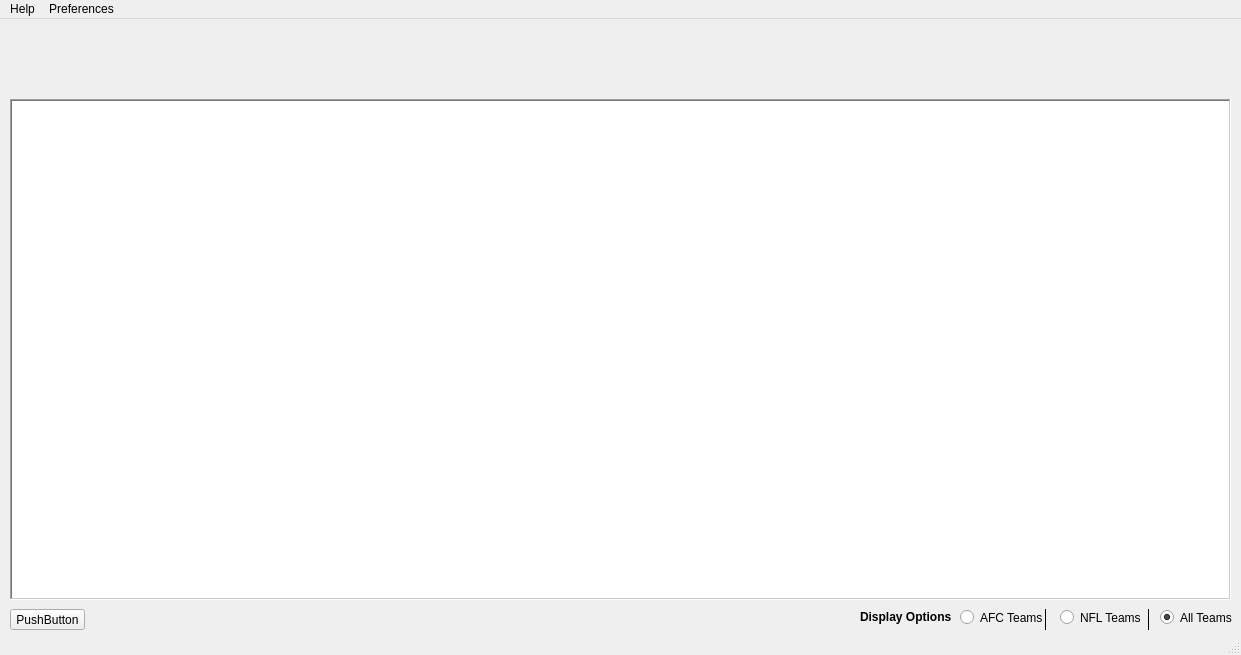
The window that mainwindow.ui (rcatalasan/NFL-Pamphlet) describes before a commit, drawn with Qt 5.
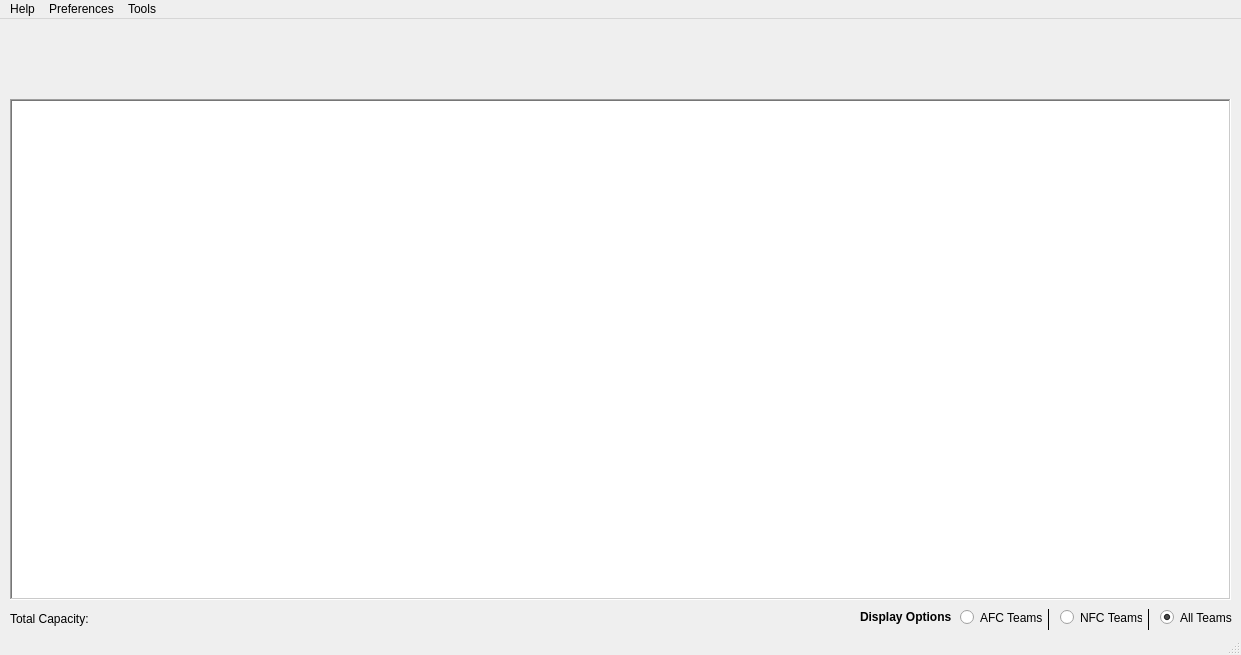
The same window after the commit. Icons and pictures are not drawn.

```diff
--- a/mainwindow.ui
+++ b/mainwindow.ui
@@ -166,7 +166,7 @@
      </rect>
     </property>
     <property name="text">
-     <string>NFL Teams</string>
+     <string>NFC Teams</string>
     </property>
    </widget>
    <widget class="QRadioButton" name="radioAll">
@@ -207,9 +207,9 @@
    <widget class="Line" name="line">
     <property name="geometry">
      <rect>
-      <x>1030</x>
+      <x>1040</x>
       <y>590</y>
-      <width>31</width>
+      <width>16</width>
       <height>21</height>
      </rect>
     </property>
@@ -236,17 +236,17 @@
      <enum>Qt::Vertical</enum>
     </property>
    </widget>
-   <widget class="QPushButton" name="pushButton">
+   <widget class="QLabel" name="totalCap">
     <property name="geometry">
      <rect>
       <x>10</x>
       <y>590</y>
-      <width>75</width>
-      <height>21</height>
+      <width>281</width>
+      <height>20</height>
      </rect>
     </property>
     <property name="text">
-     <string>PushButton</string>
+     <string>Total Capacity: </string>
     </property>
    </widget>
    <zorder>NFLPamphletDark</zorder>
@@ -297,8 +297,15 @@
     </widget>
     <addaction name="menuTheme"/>
    </widget>
+   <widget class="QMenu" name="menuTools">
+    <property name="title">
+     <string>Tools</string>
+    </property>
+    <addaction name="actionMaintenance"/>
+   </widget>
    <addaction name="menuHelp"/>
    <addaction name="menuPreferences"/>
+   <addaction name="menuTools"/>
   </widget>
   <widget class="QStatusBar" name="statusbar"/>
   <action name="actionContact">
```
Left out of the diff: 7 changed lines with no effect on the pictures.
